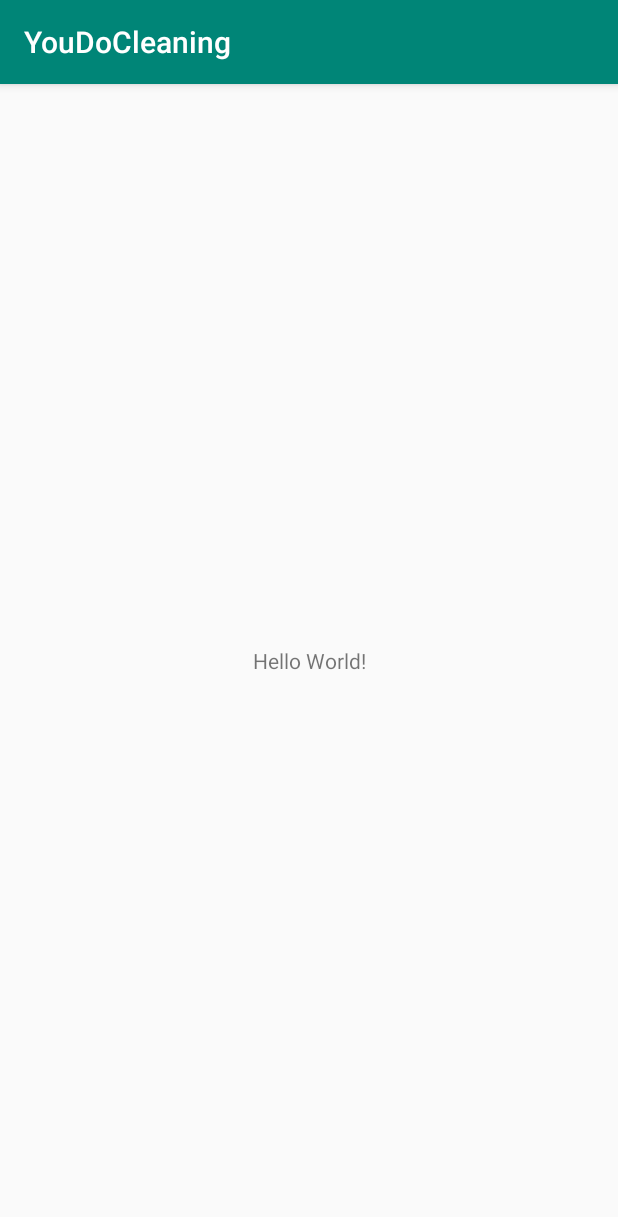
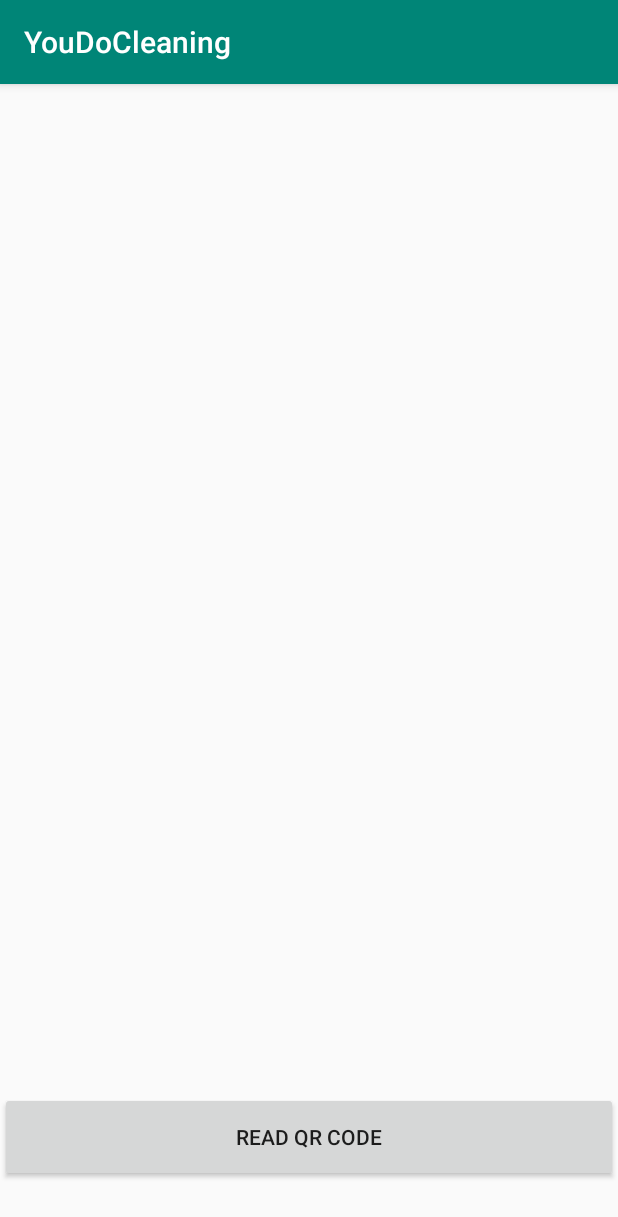
Before and after one commit to klinsmangoncalves/YouDoCleaning, an Android app: the screen it shows after launch (MainActivity), on a phone screen of 412 x 824 dp. Shown: the top 1217 px of the screen. Run offline under Robolectric (Android 15) with nearby library versions, the phone set to English and light mode, and no system bars; libraries missing offline, so code that uses them is left out: com.google.zxing.integration.

Commit message:
Feat Add qr code reading

```diff
--- a/app/build.gradle
+++ b/app/build.gradle
@@ -22,7 +22,12 @@ android {
 dependencies {
     implementation fileTree(dir: 'libs', include: ['*.jar'])
     implementation 'androidx.appcompat:appcompat:1.1.0'
+    implementation 'com.google.android.material:material:1.0.0'
+    implementation 'androidx.annotation:annotation:1.0.2'
     implementation 'androidx.constraintlayout:constraintlayout:1.1.3'
+    implementation 'androidx.lifecycle:lifecycle-extensions:2.0.0'
+    implementation('com.journeyapps:zxing-android-embedded:3.6.0') { transitive = false }
+    implementation 'com.google.zxing:core:3.3.0'
     testImplementation 'junit:junit:4.12'
     androidTestImplementation 'androidx.test.ext:junit:1.1.1'
     androidTestImplementation 'androidx.test.espresso:espresso-core:3.2.0'
--- a/app/src/main/res/layout/activity_main.xml
+++ b/app/src/main/res/layout/activity_main.xml
@@ -6,13 +6,14 @@
     android:layout_height="match_parent"
     tools:context=".MainActivity">
 
-    <TextView
-        android:layout_width="wrap_content"
-        android:layout_height="wrap_content"
-        android:text="Hello World!"
+    <Button
+        android:id="@+id/bt_read_qr_code"
+        android:layout_width="0dp"
+        android:layout_height="60dp"
+        android:layout_marginBottom="36dp"
+        android:text="@string/bt_read_qr_code"
         app:layout_constraintBottom_toBottomOf="parent"
-        app:layout_constraintLeft_toLeftOf="parent"
-        app:layout_constraintRight_toRightOf="parent"
-        app:layout_constraintTop_toTopOf="parent" />
-
+        app:layout_constraintEnd_toEndOf="parent"
+        app:layout_constraintHorizontal_bias="0.498"
+        app:layout_constraintStart_toStartOf="parent" />
 </androidx.constraintlayout.widget.ConstraintLayout>
--- a/app/src/main/res/values/strings.xml
+++ b/app/src/main/res/values/strings.xml
@@ -1,3 +1,5 @@
 <resources>
     <string name="app_name">YouDoCleaning</string>
+    <string name="label_qr_code_reading">Point to QR Code</string>
+    <string name="bt_read_qr_code">Read QR Code</string>
 </resources>
```
Also changed, not shown: app/src/main/java/br/com/kmg/youdocleaning/MainActivity.java (+41 -0 lines), 18 other files.
